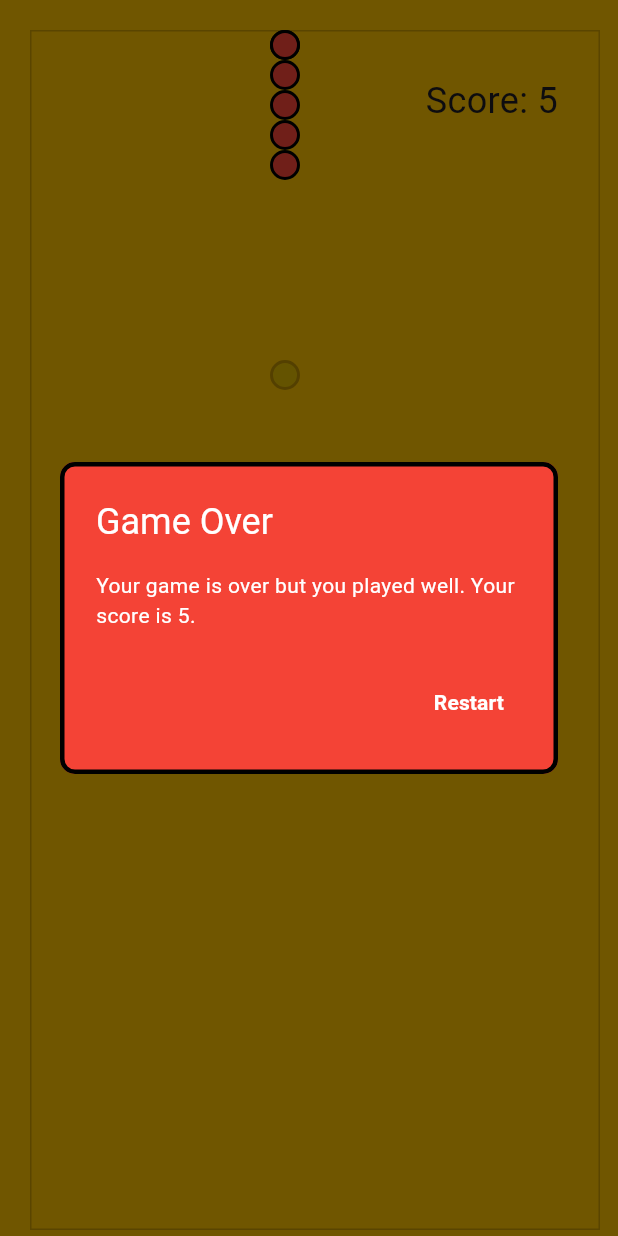
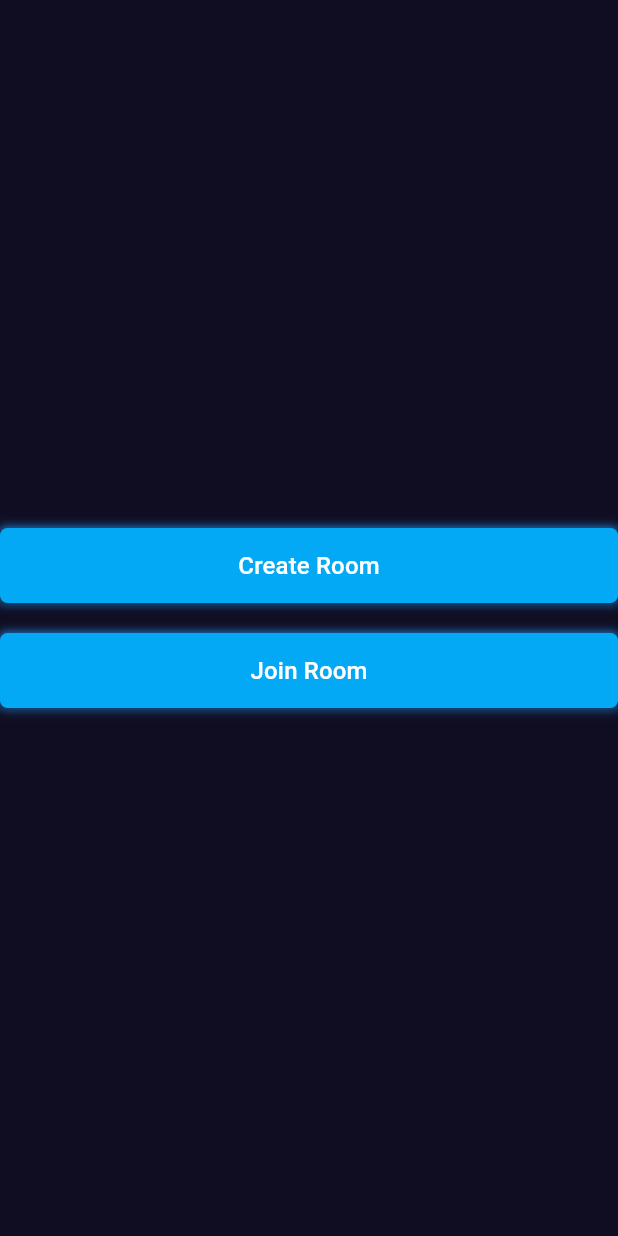
Before and after one commit to riteshsmalviya/SnakeFlutter, a Flutter app: the screen it shows after launch, on a phone screen of 412 x 824 dp. Run offline on Flutter 3.47's test engine with Material 3 defaults, Android fonts, the phone set to English and light mode, and no system bars.

Commit message:
Changed By Me

```diff
--- a/lib/game.dart
+++ b/lib/gameLogic/game.dart
@@ -4,10 +4,10 @@ import 'package:flutter/material.dart';
 import 'control_panel.dart';
 import 'direction.dart';
 import 'direction_type.dart';
-import 'piece.dart';
-import 'package:flutter/services.dart';
+import '/gameLogic/piece.dart';
 
 class GamePage extends StatefulWidget {
+  static String routeName = '/game-page';
   @override
   _GamePageState createState() => _GamePageState();
 }
@@ -177,7 +177,7 @@ class _GamePageState extends State<GamePage> {
       posX: foodPosition!.dx.toInt(),
       posY: foodPosition!.dy.toInt(),
       size: step,
-      color: Color(0XFF8EA604),
+      color: Color.fromARGB(255, 255, 242, 0),
       isAnimated: true,
     );
   }
@@ -198,7 +198,7 @@ class _GamePageState extends State<GamePage> {
           posX: positions[i].dx.toInt(),
           posY: positions[i].dy.toInt(),
           size: step,
-          color: Colors.red,
+          color: Color.fromARGB(255, 255, 255, 255),
         ),
       );
     }
@@ -238,7 +238,7 @@ class _GamePageState extends State<GamePage> {
       right: 40.0,
       child: Text(
         "Score: " + score.toString(),
-        style: TextStyle(fontSize: 24.0),
+        style: TextStyle(fontSize: 24.0, color: Colors.white),
       ),
     );
   }
@@ -262,7 +262,7 @@ class _GamePageState extends State<GamePage> {
         height: (upperBoundY - lowerBoundY + step).toDouble(),
         decoration: BoxDecoration(
           border: Border.all(
-            color: Colors.black.withOpacity(0.2),
+            color: const Color.fromARGB(255, 255, 255, 255).withOpacity(0.2),
             style: BorderStyle.solid,
             width: 1.0,
           ),
@@ -289,7 +289,7 @@ class _GamePageState extends State<GamePage> {
 
     return Scaffold(
       body: Container(
-        color: Color(0XFFF5BB00),
+        color: Color.fromARGB(255, 0, 0, 0),
         child: Stack(
           children: [
             getPlayAreaBorder(),
--- a/lib/piece.dart
+++ b/lib/gameLogic/piece.dart
@@ -11,7 +11,7 @@ class Piece extends StatefulWidget {
     required this.posX,
     required this.posY,
     required this.size,
-    this.color = const Color(0XFFBF3100),
+    this.color = Colors.white,
     this.isAnimated = false,
   }) : super(key: key);
 
@@ -60,12 +60,9 @@ class _PieceState extends State<Piece> with SingleTickerProviderStateMixin {
           height: widget.size.toDouble(),
           decoration: BoxDecoration(
             color: widget.color,
-            borderRadius: BorderRadius.all(
-              Radius.circular(
-                widget.size.toDouble(),
-              ),
-            ),
-            border: Border.all(color: Colors.black, width: 2.0),
+            borderRadius: BorderRadius.circular(6),
+            border:
+                Border.all(color: Color.fromARGB(255, 0, 0, 0), width: 0.50),
           ),
         ),
       ),
--- a/lib/main.dart
+++ b/lib/main.dart
@@ -1,7 +1,9 @@
 import 'package:flutter/material.dart';
-import 'package:flutter/material.dart';
-import "package:flutter/services.dart";
-import 'game.dart';
+import 'package:flutter_snake_game/roomLogic/main_menu_screen.dart';
+import 'package:flutter_snake_game/roomLogic/create_room_screen.dart';
+import 'package:flutter_snake_game/roomLogic/join_room_screen.dart';
+import 'package:flutter_snake_game/gameLogic/game.dart';
+import 'package:flutter_snake_game/utils/colors.dart';
 
 void main() {
   runApp(MyApp());
@@ -13,11 +15,16 @@ class MyApp extends StatelessWidget {
     return MaterialApp(
       title: 'Flutter Snake',
       debugShowCheckedModeBanner: false,
-      theme: ThemeData(
-        primarySwatch: Colors.blue,
-        visualDensity: VisualDensity.adaptivePlatformDensity,
+      theme: ThemeData.dark().copyWith(
+        scaffoldBackgroundColor: bgColor,
       ),
-      home: GamePage(),
+      routes: {
+        MainMenuScreen.routeName: (context) => const MainMenuScreen(),
+        JoinRoomScreen.routeName: (context) => const JoinRoomScreen(),
+        CreateRoomScreen.routeName: (context) => const CreateRoomScreen(),
+        GamePage.routeName: (context) => GamePage(),
+      },
+      initialRoute: MainMenuScreen.routeName,
     );
   }
 }
--- /dev/null
+++ b/lib/responsive/responsive.dart
@@ -0,0 +1,18 @@
+import 'package:flutter/material.dart';
+
+class Responsive extends StatelessWidget {
+  final Widget child;
+  const Responsive({Key? key, required this.child}) : super(key: key);
+
+  @override
+  Widget build(BuildContext context) {
+    return Center(
+      child: ConstrainedBox(
+        constraints: const BoxConstraints(
+          maxWidth: 600,
+        ),
+        child: child,
+      ),
+    );
+  }
+}
--- /dev/null
+++ b/lib/roomLogic/main_menu_screen.dart
@@ -0,0 +1,40 @@
+import 'package:flutter/material.dart';
+import '/responsive/responsive.dart';
+import '/roomLogic/create_room_screen.dart';
+import '/roomLogic/join_room_screen.dart';
+import '/widgets/custom_button.dart';
+
+class MainMenuScreen extends StatelessWidget {
+  static String routeName = '/main-menu';
+  const MainMenuScreen({Key? key}) : super(key: key);
+
+  void createRoom(BuildContext context) {
+    Navigator.pushNamed(context, CreateRoomScreen.routeName);
+  }
+
+  void joinRoom(BuildContext context) {
+    Navigator.pushNamed(context, JoinRoomScreen.routeName);
+  }
+
+  @override
+  Widget build(BuildContext context) {
+    return Scaffold(
+      body: Responsive(
+        child: Column(
+          mainAxisAlignment: MainAxisAlignment.center,
+          children: [
+            CustomButton(
+                onTap: () => createRoom(context),
+                text: 'Create Room',
+                borderRadius: 5),
+            const SizedBox(height: 20),
+            CustomButton(
+                onTap: () => joinRoom(context),
+                text: 'Join Room',
+                borderRadius: 5),
+          ],
+        ),
+      ),
+    );
+  }
+}
--- /dev/null
+++ b/lib/utils/colors.dart
@@ -0,0 +1,3 @@
+import 'package:flutter/material.dart';
+
+const bgColor = Color.fromRGBO(16, 13, 34, 1);
--- /dev/null
+++ b/lib/widgets/custom_button.dart
@@ -0,0 +1,45 @@
+import 'package:flutter/material.dart';
+
+class CustomButton extends StatelessWidget {
+  final VoidCallback onTap;
+  final String text;
+  final double borderRadius;
+  const CustomButton(
+      {Key? key,
+      required this.onTap,
+      required this.text,
+      required this.borderRadius})
+      : super(key: key);
+
+  @override
+  Widget build(BuildContext context) {
+    final width = MediaQuery.of(context).size.width;
+    return Container(
+      decoration: const BoxDecoration(
+        boxShadow: [
+          BoxShadow(
+            color: Colors.blue,
+            blurRadius: 5,
+            spreadRadius: 0,
+          ),
+        ],
+      ),
+      child: ElevatedButton(
+        onPressed: onTap,
+        child: Text(
+          text,
+          style: const TextStyle(fontSize: 16),
+        ),
+        style: ElevatedButton.styleFrom(
+          minimumSize: Size(width, 50),
+          backgroundColor: Colors.lightBlue,
+          foregroundColor: Colors.white,
+          shape: RoundedRectangleBorder(
+            borderRadius: BorderRadius.circular(
+                borderRadius), // Match container's borderRadius
+          ),
+        ),
+      ),
+    );
+  }
+}
--- a/pubspec.yaml
+++ b/pubspec.yaml
@@ -18,7 +18,7 @@ publish_to: 'none' # Remove this line if you wish to publish to pub.dev
 version: 1.0.0+1
 
 environment:
-  sdk: '>=2.12.0 <3.0.0'
+  sdk: ">=2.17.0 <3.0.0"
 
 
 dependencies:
```
Also changed, not shown: lib/gameLogic/control_panel.dart (renamed from lib/control_panel.dart, +8 -4 lines), lib/roomLogic/create_room_screen.dart (added, +66 -0 lines), lib/roomLogic/join_room_screen.dart (added, +62 -0 lines), lib/widgets/custom_text.dart (added, +26 -0 lines), lib/widgets/custom_textfield.dart (added, +35 -0 lines), lib/firebase_options.dart (deleted), lib/gameLogic/control_button.dart (renamed from lib/control_button.dart), lib/gameLogic/direction.dart (renamed from lib/direction.dart), lib/gameLogic/direction_type.dart (renamed from lib/direction_type.dart).
